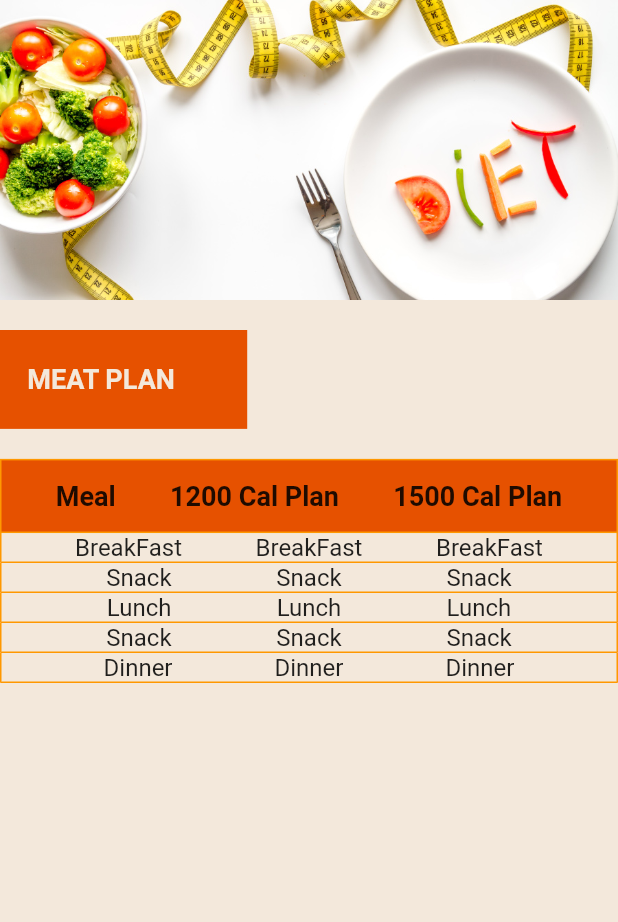
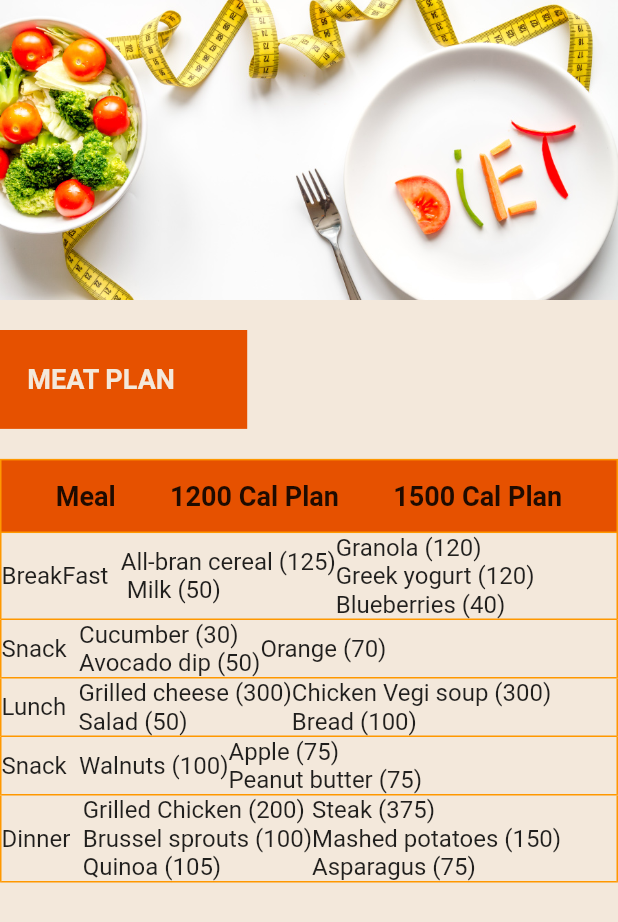
Before and after one commit to IamShahabAlam/You-re-Fit-App, a Flutter app: the Diet_Page screen opened directly, on a phone screen of 412 x 824 dp. Shown: the top 922 px of the screen. Run offline on Flutter 3.47's test engine with Material 2 defaults, Android fonts, the phone set to English and light mode, and no system bars; our stand-ins replace animated_splash_screen, flutter_advanced_drawer, font_awesome_flutter, motion_toast; missing offline and left inert: clippy_flutter.

Commit message:
Initial Commit

```diff
--- a/lib/main.dart
+++ b/lib/main.dart
@@ -1,5 +1,6 @@
 import 'package:flutter/material.dart';
 import 'package:animated_splash_screen/animated_splash_screen.dart';
+import 'package:youre_fit/screens/diet_Page.dart';
 import 'package:youre_fit/screens/home.dart';
 import 'components/constants.dart';
 
@@ -49,7 +50,7 @@ class MyApp extends StatelessWidget {
           ],
         ),
         splashTransition: SplashTransition.fadeTransition,
-        nextScreen: Home(),
+        nextScreen: Diet_Page(),
         //  backgroundColor: Colors.grey,
       ),
     );
--- a/lib/screens/diet_Page.dart
+++ b/lib/screens/diet_Page.dart
@@ -14,10 +14,8 @@ class _Diet_PageState extends State<Diet_Page> {
 
   // Weight Loss Plan Lists
   var _meal = ["BreakFast", "Snack", "Lunch", "Snack", "Dinner"];
-  var _mealk = ["BreakFast", "Snack", "Lunch", "Snack", "Dinner"];
-  var _mealq = ["BreakFast", "Snack", "Lunch", "Snack", "Dinner"];
-  // var _oneWLPlan = ["All-bran cereal (125) Milk (50)","Cucumber (30)Avocado dip (50)","Grilled cheese with tomato (300)Salad (50)","Walnuts (100)" , "Grilled Chicken (200)Brussel sprouts (100)Quinoa (105)  "];
-  // var _twoWLPlan = ["Granola (120)Greek yogurt (120)Blueberries (40)","Orange (70)","Chicken and vegetable soup (300)Bread (100)","Apple (75)Peanut butter (75)","Steak (375)Mashed potatoes (150) Asparagus (75)",];
+  var _oneWLPlan = ["All-bran cereal (125)\n Milk (50)","Cucumber (30)\nAvocado dip (50)","Grilled cheese (300)\nSalad (50)","Walnuts (100)" , "Grilled Chicken (200)\nBrussel sprouts (100)\nQuinoa (105)  "];
+  var _twoWLPlan = ["Granola (120)\nGreek yogurt (120)\nBlueberries (40)","Orange (70)","Chicken Vegi soup (300)\nBread (100)","Apple (75)\nPeanut butter (75)","Steak (375)\nMashed potatoes (150)\nAsparagus (75)",];
 
   @override
   Widget build(BuildContext context) {
@@ -80,11 +78,11 @@ class _Diet_PageState extends State<Diet_Page> {
                         border: Border(right: BorderSide(color: kactiveCardColor), left: BorderSide(color: kactiveCardColor), bottom: BorderSide(color: kactiveCardColor)) ,
                       ),
 
-                      child: Row( mainAxisAlignment: MainAxisAlignment.spaceEvenly,
+                      child: Row( mainAxisAlignment: MainAxisAlignment.start,
                         children: [
-                          Text(_meal[index], style: kListBody),
-                          Text(_mealk[index], style:kListBody),
-                          Text(_mealq[index], style: kListBody),
+                          Text(_meal[index], textAlign: TextAlign.start, style: kListBody), SizedBox(width: _w*0.02,),
+                          Text(_oneWLPlan[index], textAlign: TextAlign.start, style:kListBody),
+                          Text(_twoWLPlan[index], textAlign: TextAlign.start, style: kListBody),
                         ],
                       ),
                     );
```
